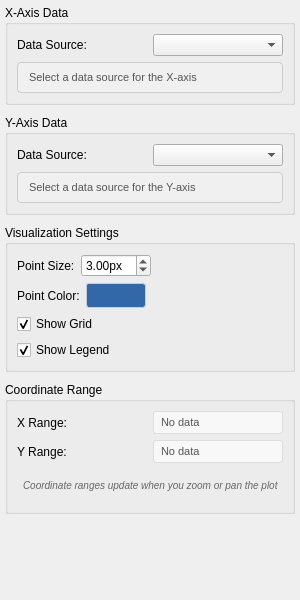
paulmthompson/WhiskerToolbox, file src/WhiskerToolbox/Analysis_Dashboard/Widgets/ScatterPlotWidget/ScatterPlotPropertiesWidget.ui: the form before one commit.
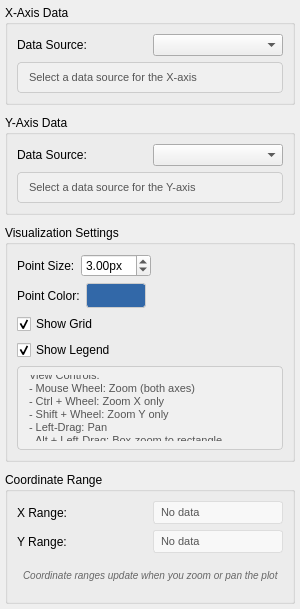
The form after the commit.

Commit message: added instructions for using view manipulation

```diff
--- a/src/WhiskerToolbox/Analysis_Dashboard/Widgets/ScatterPlotWidget/ScatterPlotPropertiesWidget.ui
+++ b/src/WhiskerToolbox/Analysis_Dashboard/Widgets/ScatterPlotWidget/ScatterPlotPropertiesWidget.ui
@@ -242,6 +242,31 @@
         </property>
        </widget>
       </item>
+      <item>
+       <widget class="QLabel" name="view_help_label">
+        <property name="text">
+         <string>View Controls:
+- Mouse Wheel: Zoom (both axes)
+- Ctrl + Wheel: Zoom X only
+- Shift + Wheel: Zoom Y only
+- Left-Drag: Pan
+- Alt + Left-Drag: Box-zoom to rectangle</string>
+        </property>
+        <property name="styleSheet">
+         <string notr="true">QLabel { 
+color: #555; 
+font-size: 11px; 
+padding: 8px; 
+background-color: #f0f0f0; 
+border: 1px solid #ccc; 
+border-radius: 4px; 
+}</string>
+        </property>
+        <property name="wordWrap">
+         <bool>true</bool>
+        </property>
+       </widget>
+      </item>
      </layout>
     </widget>
    </item>
```
The commit also changes 4 other files.
